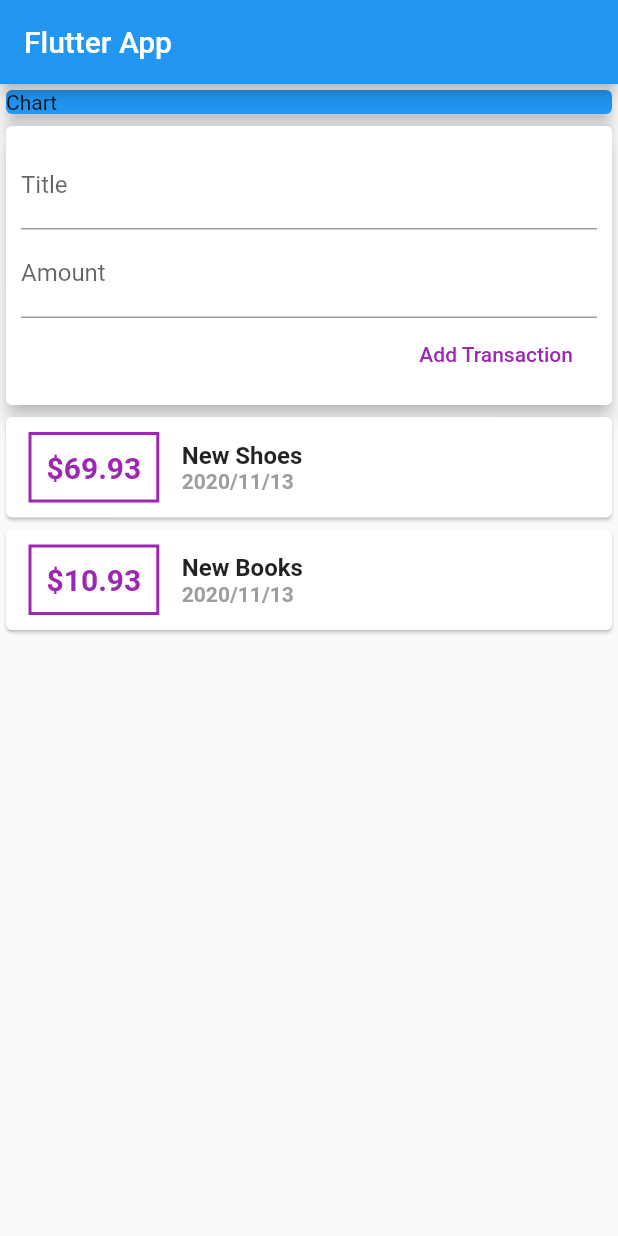
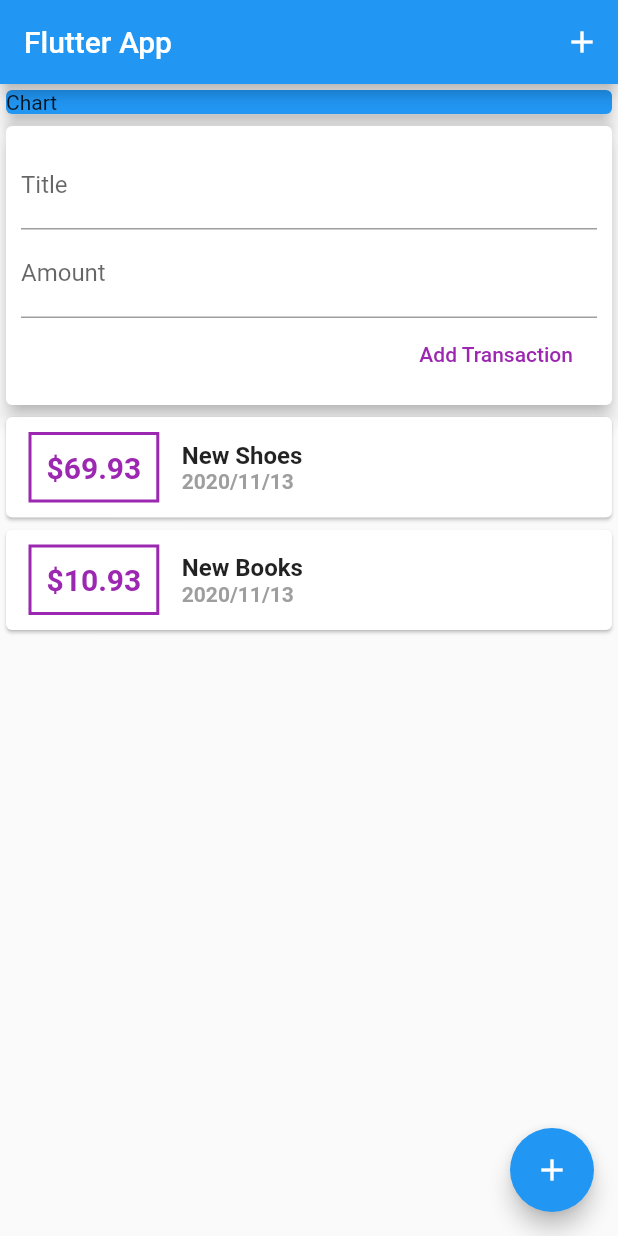
Before and after one commit to nord2sudjp/personal-expense, a Flutter app: the screen it shows after launch, after a tap on "Add Transaction", on a phone screen of 412 x 824 dp. Run offline on Flutter 3.47's test engine with Material 2 defaults, Android fonts, the phone set to English and light mode, and no system bars.

Commit message:
Add floatingbutton, no implementation

```diff
--- a/lib/main.dart
+++ b/lib/main.dart
@@ -24,9 +24,12 @@ class MyHomePage extends StatelessWidget {
   @override
   Widget build(BuildContext context) {
     return Scaffold(
-        appBar: AppBar(
-          title: Text("Flutter App"),
+      appBar: AppBar(title: Text("Flutter App"), actions: <Widget>[
+        IconButton(
+          icon: Icon(Icons.add),
+          onPressed: () {},
         ),
+      ]),
       body: SingleChildScrollView(
         child: Column(
           //mainAxisAlignment: MainAxisAlignment.spaceAround,
@@ -43,6 +46,11 @@ class MyHomePage extends StatelessWidget {
             UserTransactions()
           ],
         ),
-        ));
+      ),
+      floatingActionButton: FloatingActionButton(
+        child: Icon(Icons.add),
+        onPressed: () {},
+      ),
+    );
   }
 }
--- a/lib/widgets/new_transaction.dart
+++ b/lib/widgets/new_transaction.dart
@@ -7,6 +7,20 @@ class NewTransaction extends StatelessWidget {
   final amountController = TextEditingController();
 
   NewTransaction(this._addTx);
+
+  void sbmtData() {
+    //print(titleController.text);
+    //print(amountController.text);
+
+    final enteredTitle = titleController.text;
+    final enteredAmount = double.parse(amountController.text);
+
+    if (enteredTitle.isEmpty || enteredAmount <= 0) {
+      return;
+    }
+
+    _addTx(enteredTitle, enteredAmount);
+  }
 
   @override
   Widget build(BuildContext context) {
@@ -20,13 +34,15 @@ class NewTransaction extends StatelessWidget {
             TextField(
               decoration: InputDecoration(labelText: 'Title'),
               controller: titleController,
-              //onChanged: (val) {
-              //  titleInput = val;
-              //}
+              onSubmitted: (_) => sbmtData(),
+              //onChanged: (val) {titleInput = val;}
             ),
             TextField(
               decoration: InputDecoration(labelText: 'Amount'),
               controller: amountController,
+              keyboardType: TextInputType.number,
+              onSubmitted: (_) => sbmtData(),
+
               //onChanged: (val) {
               //  amountInput = val;
               //}
@@ -34,12 +50,7 @@ class NewTransaction extends StatelessWidget {
             FlatButton(
               child: Text('Add Transaction'),
               textColor: Colors.purple,
-              onPressed: () {
-                //print(titleController.text);
-                //print(amountController.text);
-                _addTx(
-                    titleController.text, double.parse(amountController.text));
-              },
+              onPressed: sbmtData,
             ),
           ],
         ),
--- a/lib/widgets/transaction_list.dart
+++ b/lib/widgets/transaction_list.dart
@@ -21,7 +21,7 @@ class TransactionList extends StatelessWidget {
               ),
               padding: EdgeInsets.all(10),
               child: Text(
-                '\$${transactions[index].amount}',
+                '\$${transactions[index].amount.toStringAsFixed(2)}',
                 style: TextStyle(
                     fontWeight: FontWeight.bold,
                     fontSize: 20,
```
Lines whose indentation alone changed are shown as unchanged.
